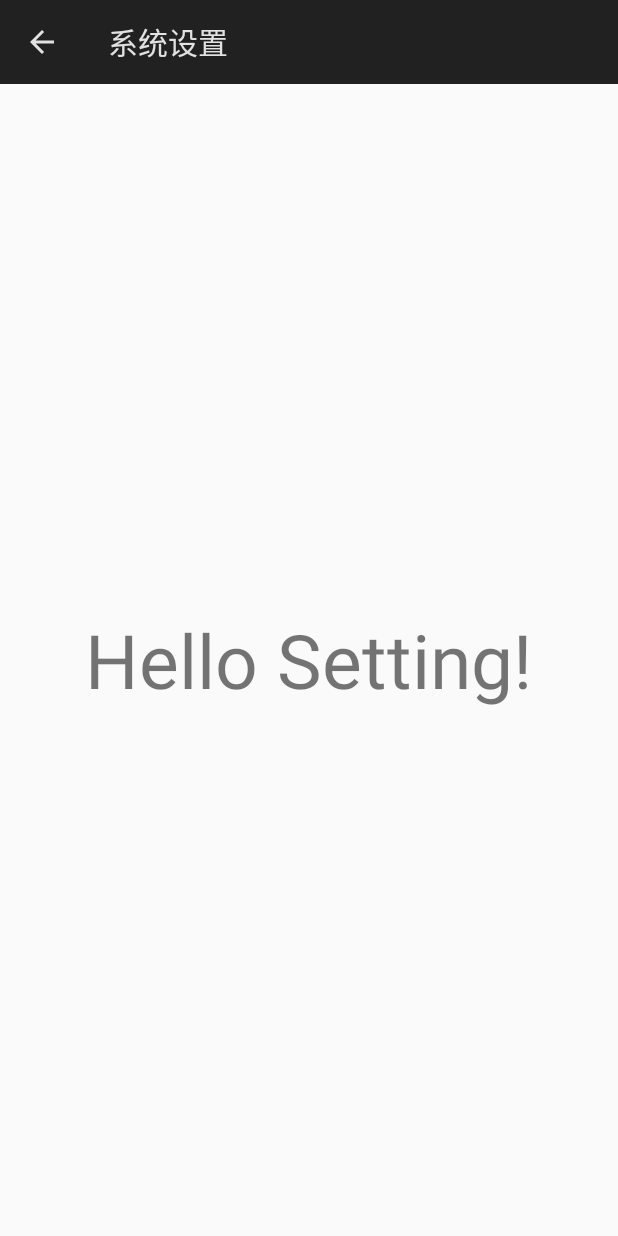
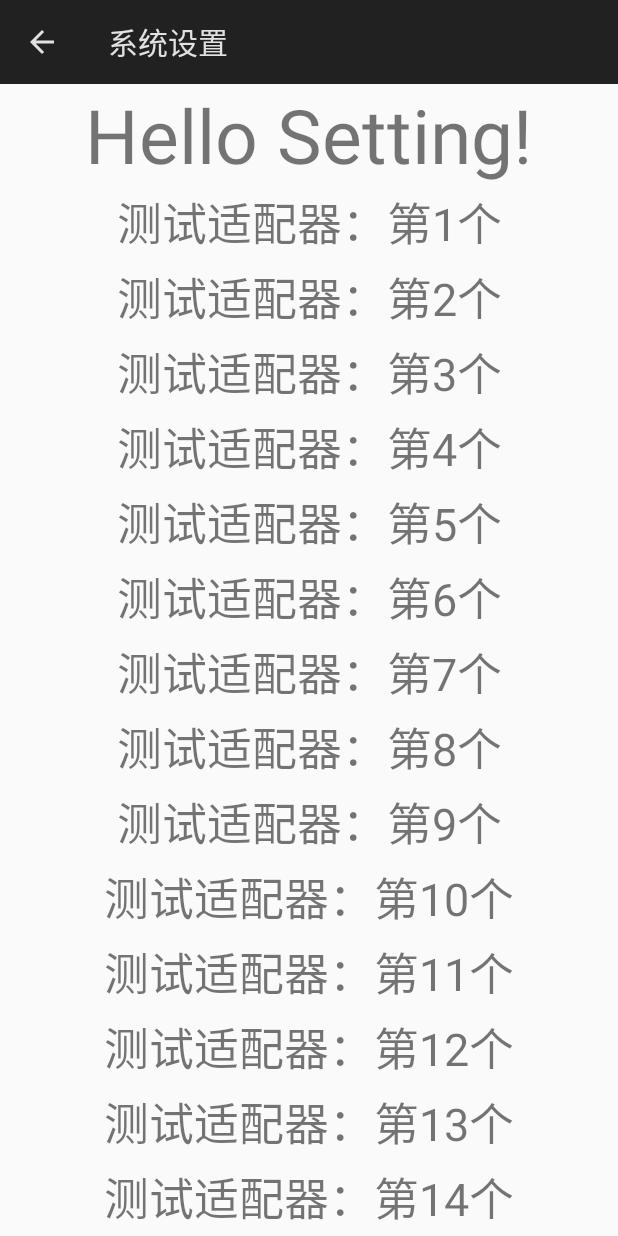
Before and after one commit to vindinser/AiVoiceApp, an Android app built with Jetpack Compose: the SettingActivity screen opened directly, with no data from a screen before it, on a phone screen of 412 x 824 dp. Run offline under Robolectric (Android 15) with nearby library versions, the light colour scheme and no system bars; libraries missing offline, so code that uses them is left out: com.therouter, com.therouter.router.

Commit message:
完成万能适配器封装（recyclerview）

```diff
--- a/buildSrc/src/main/kotlin/KotlinConstants.kt
+++ b/buildSrc/src/main/kotlin/KotlinConstants.kt
@@ -29,6 +29,9 @@ object DependenciesConfig {
     const val AROUTER = "cn.therouter:router:1.3.0-rc4"
     const val AROUTER_COMPILER = "cn.therouter:apt:1.3.0-rc4"
     const val THEROUTER_PLUGIN = "cn.therouter:plugin:1.3.0-rc4"
+
+    // RecyclerView
+    const val RECYCLERVIEW = "androidx.recyclerview:recyclerview:1.2.1"
 }
 
 // Module配置
--- a/lib_base/build.gradle.kts
+++ b/lib_base/build.gradle.kts
@@ -50,6 +50,9 @@ dependencies {
     // 运行时注解
     annotationProcessor(DependenciesConfig.AROUTER_COMPILER)
 
+    // RecyclerView
+    api(DependenciesConfig.RECYCLERVIEW)
+
     api(project(":lib_voice"))
     api(project(":lib_network"))
 }
--- /dev/null
+++ b/lib_base/src/main/java/com/zs/lib_base/base/adapter/CommonAdapter.kt
@@ -0,0 +1,57 @@
+package com.zs.lib_base.base.adapter
+
+import android.view.ViewGroup
+import androidx.recyclerview.widget.RecyclerView
+
+/**
+ * 万能适配器
+ */
+class CommonAdapter<T>: RecyclerView.Adapter<CommonViewHolder> {
+
+    // 数据
+    private var mList: List<T>
+
+    // 接口
+    private var onBindDataListener: OnBindDataListener<T>? = null
+    private var onMoreBindDataListener: OnMoreBindDataListener<T>? = null
+
+    constructor(mList: List<T>, onBindDataListener: OnBindDataListener<T>) {
+        this.mList = mList
+        this.onBindDataListener = onBindDataListener
+    }
+
+    constructor(mList: List<T>, onMoreBindDataListener: OnMoreBindDataListener<T>) {
+        this.mList = mList
+        this.onBindDataListener = onMoreBindDataListener
+        this.onMoreBindDataListener = onMoreBindDataListener
+    }
+
+    override fun onCreateViewHolder(parent: ViewGroup, viewType: Int): CommonViewHolder {
+        val layoutId = onBindDataListener?.getLayoutId(viewType)
+        return CommonViewHolder.getViewHolder(parent, layoutId!!)
+    }
+
+    override fun getItemCount(): Int {
+        return mList.size
+    }
+
+    override fun onBindViewHolder(holder: CommonViewHolder, position: Int) {
+        onBindDataListener?.onBindViewHolder(mList[position], holder, getItemViewType(position), position)
+    }
+
+    override fun getItemViewType(position: Int): Int {
+        if(onMoreBindDataListener != null) {
+            return onMoreBindDataListener!!.getItemViewType(position)
+        }
+        return 0
+    }
+
+    interface OnBindDataListener<T> {
+        fun onBindViewHolder(model: T, viewHolder: CommonViewHolder, type: Int, position: Int)
+        fun getLayoutId(type: Int): Int
+    }
+
+    interface OnMoreBindDataListener<T>: OnBindDataListener<T> {
+        fun getItemViewType(position: Int): Int
+    }
+}
--- /dev/null
+++ b/lib_base/src/main/java/com/zs/lib_base/base/adapter/CommonViewHolder.kt
@@ -0,0 +1,45 @@
+package com.zs.lib_base.base.adapter
+
+import android.util.SparseArray
+import android.view.LayoutInflater
+import android.view.View
+import android.view.ViewGroup
+import android.widget.ImageView
+import android.widget.TextView
+import androidx.recyclerview.widget.RecyclerView
+
+/**
+ * 辅助万能适配器的 ViewHolder
+ */
+class CommonViewHolder(itemView: View): RecyclerView.ViewHolder(itemView) {
+
+    // View 复用
+    private var mViews: SparseArray<View?> = SparseArray()
+
+    companion object {
+        // 获取 Holder 对象
+        fun getViewHolder(parent: ViewGroup, layoutId: Int): CommonViewHolder {
+            val itemView: View = LayoutInflater.from(parent.context).inflate(layoutId, parent, false)
+            return CommonViewHolder(itemView)
+        }
+    }
+
+    fun getView(viewId: Int): View {
+        var view: View? = mViews[viewId]
+        if(view == null) {
+            view = itemView.findViewById(viewId)
+            mViews.put(viewId, view)
+        }
+        return view!!
+    }
+
+    // 设置文本
+    fun setText(viewId: Int, text: String) {
+        (getView(viewId) as TextView).text = text
+    }
+
+    // 设置图片
+    fun setImageResource(viewId: Int, resId: Int) {
+        (getView(viewId) as ImageView).setImageResource(resId)
+    }
+}
--- a/module_setting/src/main/java/com/zs/module_setting/SettingActivity.kt
+++ b/module_setting/src/main/java/com/zs/module_setting/SettingActivity.kt
@@ -1,7 +1,11 @@
 package com.zs.module_setting
 
+import androidx.recyclerview.widget.LinearLayoutManager
+import androidx.recyclerview.widget.RecyclerView
 import com.therouter.router.Route
 import com.zs.lib_base.base.BaseActivity
+import com.zs.lib_base.base.adapter.CommonAdapter
+import com.zs.lib_base.base.adapter.CommonViewHolder
 import com.zs.lib_base.helper.ARouterHelper
 
 /**
@@ -9,6 +13,8 @@ import com.zs.lib_base.helper.ARouterHelper
  */
 @Route(path = ARouterHelper.PATH_SETTING, description = "设置")
 class SettingActivity: BaseActivity() {
+
+    private lateinit var mList: ArrayList<String>
 
     override fun getLayoutId(): Int {
         return R.layout.activity_setting
@@ -24,5 +30,29 @@ class SettingActivity: BaseActivity() {
 
     override fun initView() {
 
+        mList = ArrayList()
+
+        for(i in 1..30) {
+            mList.add("测试适配器：第${ i }个")
+        }
+
+        var mRecyclerView: RecyclerView = findViewById(R.id.mRecyclerView)
+
+        mRecyclerView.layoutManager = LinearLayoutManager(this)
+        mRecyclerView.adapter = CommonAdapter(mList, object :CommonAdapter.OnBindDataListener<String> {
+            override fun onBindViewHolder(
+                model: String,
+                viewHolder: CommonViewHolder,
+                type: Int,
+                position: Int
+            ) {
+                viewHolder.setText(R.id.textView, model)
+            }
+
+            override fun getLayoutId(type: Int): Int {
+                return R.layout.text_item
+            }
+
+        })
     }
 }
--- a/module_setting/src/main/res/layout/activity_setting.xml
+++ b/module_setting/src/main/res/layout/activity_setting.xml
@@ -16,6 +16,11 @@
             android:layout_width="wrap_content"
             android:layout_height="wrap_content"
             android:text="Hello Setting!" />
+
+        <androidx.recyclerview.widget.RecyclerView
+            android:id="@+id/mRecyclerView"
+            android:layout_width="match_parent"
+            android:layout_height="match_parent"/>
     </LinearLayout>
 
 </androidx.constraintlayout.widget.ConstraintLayout>
--- /dev/null
+++ b/module_setting/src/main/res/layout/text_item.xml
@@ -0,0 +1,13 @@
+<?xml version="1.0" encoding="utf-8"?>
+<RelativeLayout
+    xmlns:android="http://schemas.android.com/apk/res/android"
+    android:layout_width="match_parent"
+    android:layout_height="wrap_content">
+
+    <TextView
+        android:id="@+id/textView"
+        android:layout_width="match_parent"
+        android:layout_height="50dp"
+        android:gravity="center"
+        android:textSize="30sp" />
+</RelativeLayout>
```
